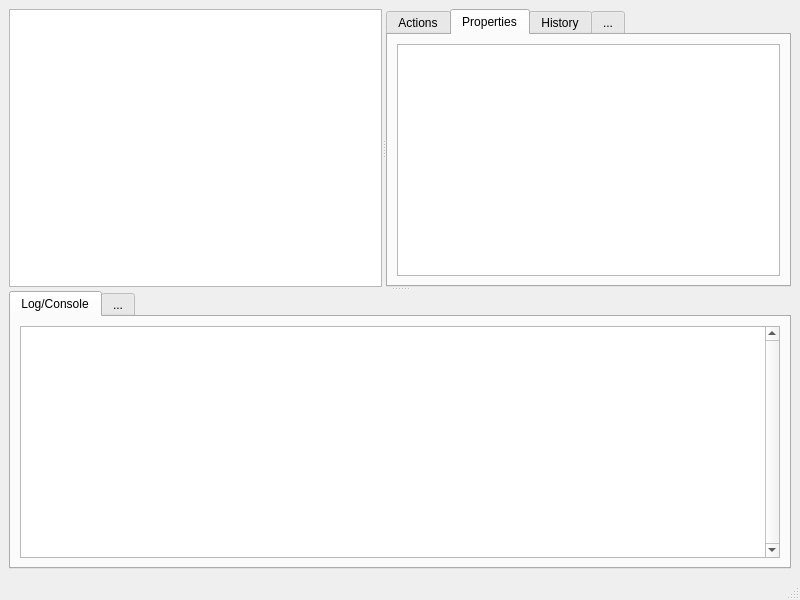
First picture: the form in datalad_gooey/resources/ui/main_window.ui, repository datalad/datalad-gooey, before the edit.
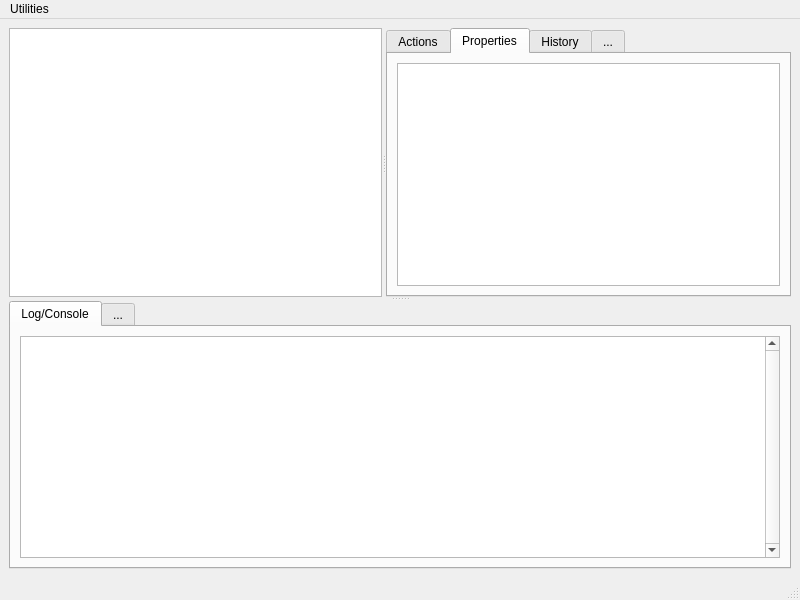
Second picture: the form after the edit.

Commit message: Demo a menu action to trigger some processing

```diff
--- a/datalad_gooey/resources/ui/main_window.ui
+++ b/datalad_gooey/resources/ui/main_window.ui
@@ -157,6 +157,14 @@
      <height>21</height>
     </rect>
    </property>
+   <widget class="QMenu" name="menuUtilities">
+    <property name="title">
+     <string>Utilities</string>
+    </property>
+    <addaction name="actionCheck_for_new_version"/>
+    <addaction name="actionRun_stuff"/>
+   </widget>
+   <addaction name="menuUtilities"/>
   </widget>
   <widget class="QStatusBar" name="statusbar"/>
  </widget>
```
Left out of the diff: 13 changed lines with no effect on the pictures. The commit also changes 1 other file.
